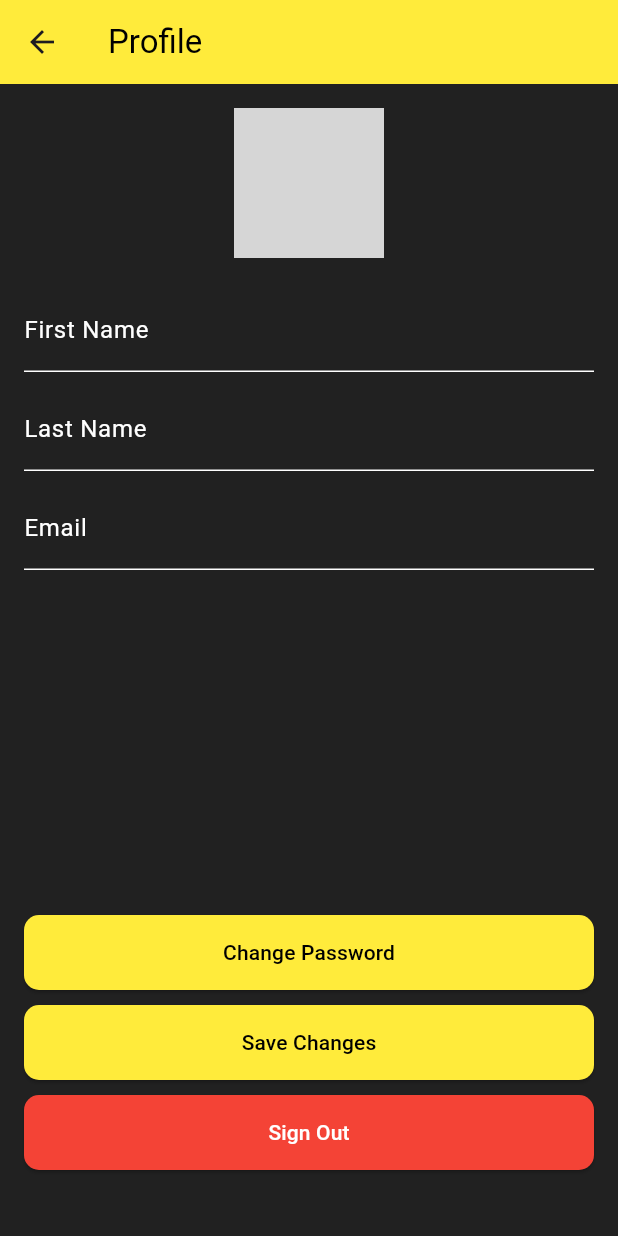
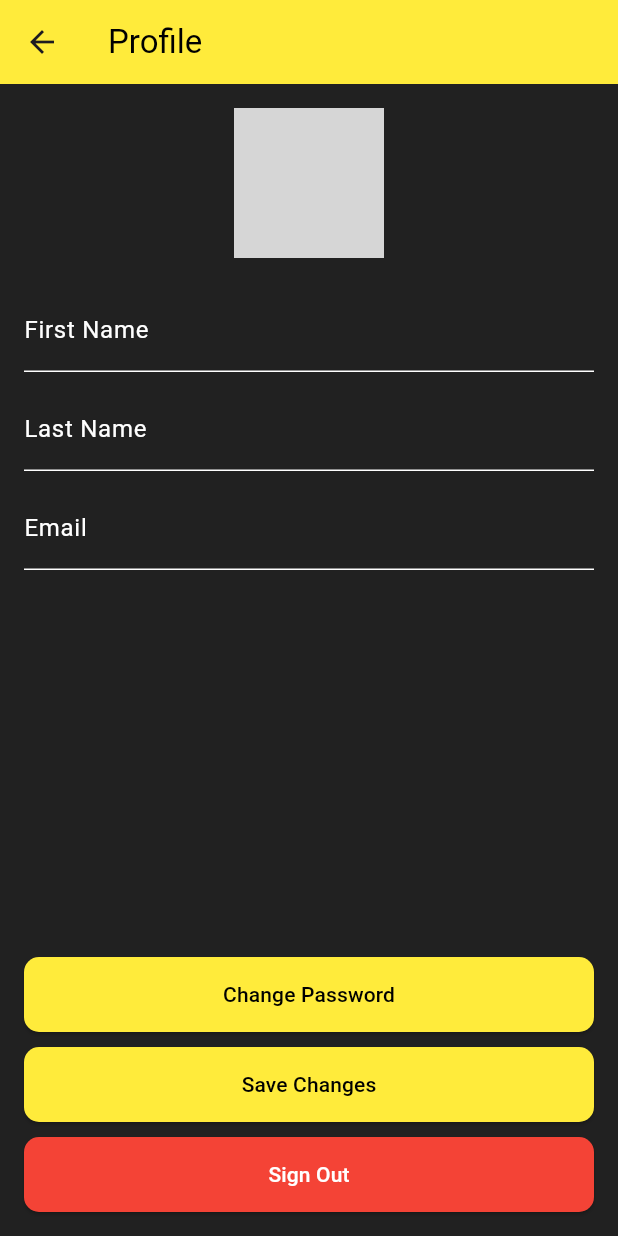
Before and after one commit to Mwahib001/CoinVibe-Flutter, a Flutter app: the ProfileView screen opened directly, on a phone screen of 412 x 824 dp. Run offline on Flutter 3.47's test engine with Material 3 defaults, Android fonts, the phone set to English and light mode, and no system bars; our stand-ins replace cloud_firestore, firebase_auth, firebase_core, fl_chart; accounts and stored records are empty; grey boxes are pictures that could not be loaded.

Commit message:
resolve overflow on profile view

```diff
--- a/lib/views/profile_view.dart
+++ b/lib/views/profile_view.dart
@@ -144,9 +144,12 @@ class ProfileViewState extends State<ProfileView> {
       backgroundColor: Colors.grey[900],
       body: _isLoading
           ? const Center(child: CircularProgressIndicator())
-          : SingleChildScrollView(
-              child: Padding(
+          : Padding(
               padding: const EdgeInsets.all(16.0),
+              child: Column(
+                children: [
+                  Expanded(
+                    child: SingleChildScrollView(
                       child: Column(
                         crossAxisAlignment: CrossAxisAlignment.center,
                         children: [
@@ -218,7 +221,11 @@ class ProfileViewState extends State<ProfileView> {
                             ),
                             style: const TextStyle(color: Colors.white),
                           ),
-                    const SizedBox(height: 230),
+                        ],
+                      ),
+                    ),
+                  ),
+                  // const SizedBox(height: 0),
                   ElevatedButton(
                     onPressed: () {
                       Navigator.push(
@@ -266,7 +273,6 @@ class ProfileViewState extends State<ProfileView> {
                 ],
               ),
             ),
-            ),
     );
   }
 }
```
Lines whose indentation alone changed are shown as unchanged.
